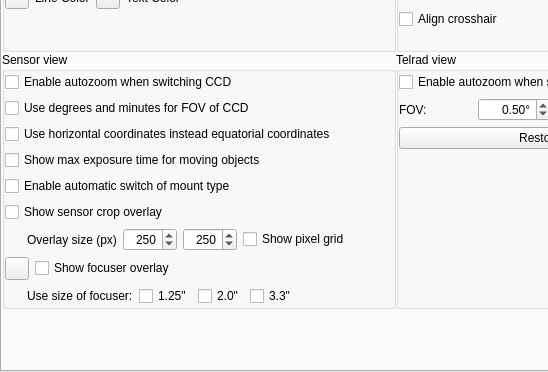
Above: plugins/Oculars/src/gui/ocularDialog.ui from Stellarium/stellarium before the change; both pictures show x 0 to 548 and y 247 to 619 of the 792 by 619 pixel window. Below: the same form after it.
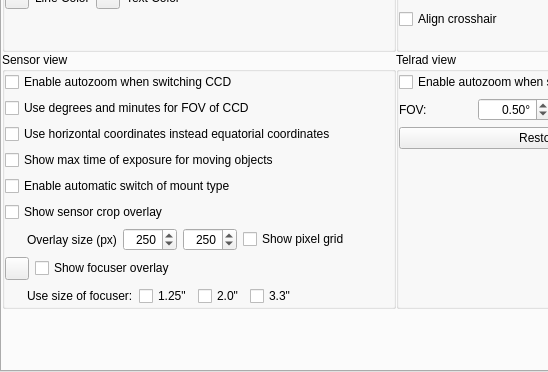
That is the form after the change. Icons and pictures are not drawn. Custom widgets are drawn as their Qt base class.

Commit message: [publish] cosmetic fix

Diff of the .ui file:
```diff
--- a/plugins/Oculars/src/gui/ocularDialog.ui
+++ b/plugins/Oculars/src/gui/ocularDialog.ui
@@ -814,7 +814,7 @@
                 <string>Show max exposure time for Solar system objects when then selected</string>
                </property>
                <property name="text">
-                <string>Show max exposure time for moving objects</string>
+                <string>Show max time of exposure for moving objects</string>
                </property>
               </widget>
              </item>
```
Left out of the diff: 2 changed lines with no effect on the pictures.
